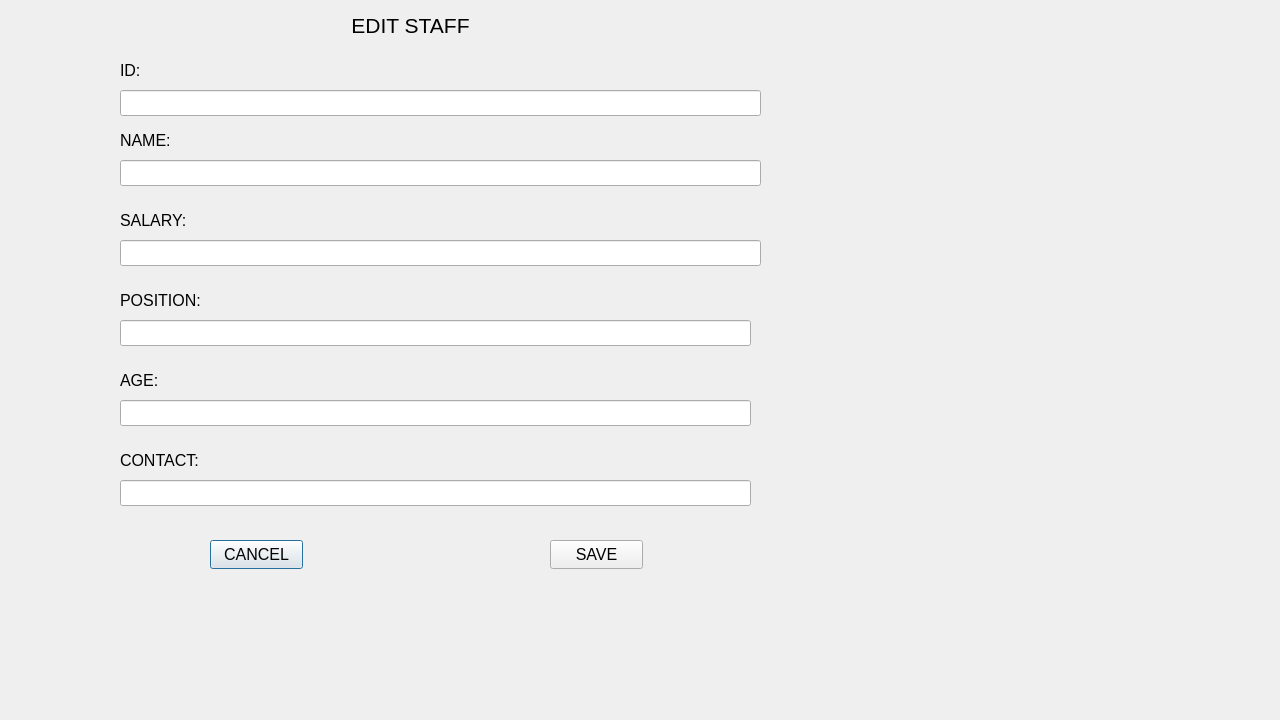
First picture: the form in RMS_qt/editstaff.ui, repository dev-pratik02/RMS, before the edit.
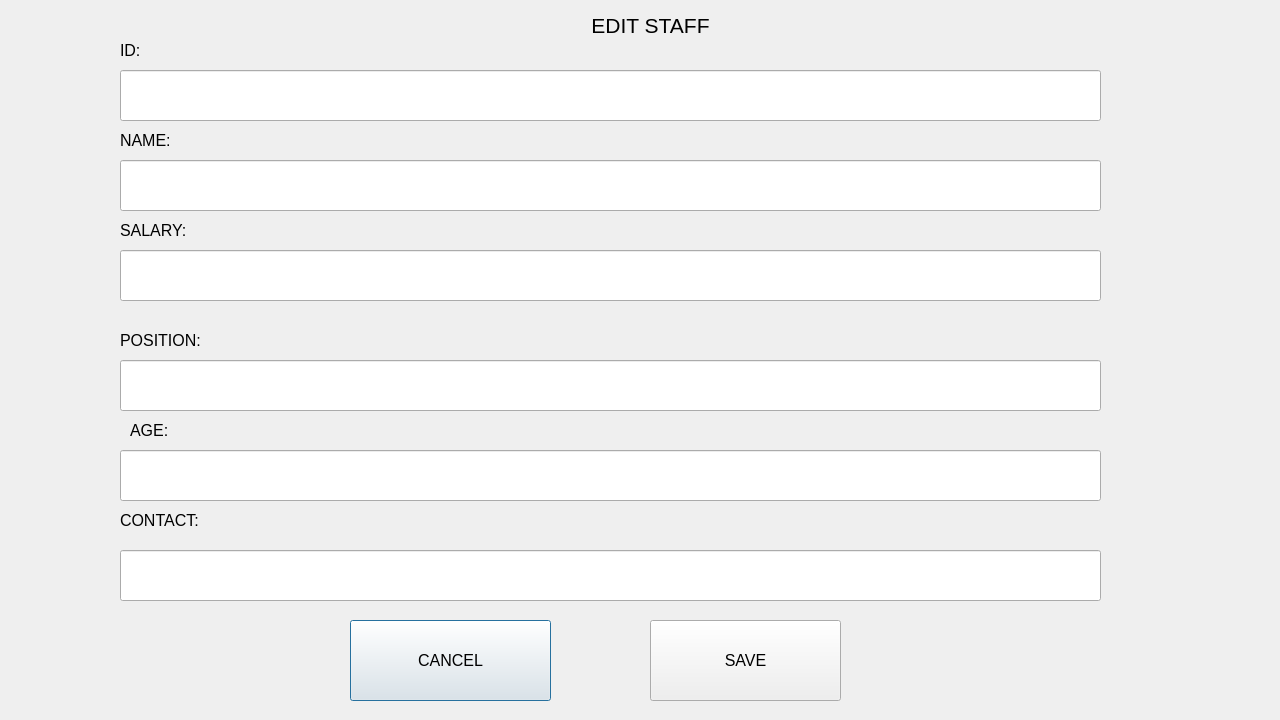
Second picture: the form after the edit.

```diff
--- a/RMS_qt/editstaff.ui
+++ b/RMS_qt/editstaff.ui
@@ -22,7 +22,7 @@
    <property name="geometry">
     <rect>
      <x>120</x>
-     <y>450</y>
+     <y>510</y>
      <width>171</width>
      <height>20</height>
     </rect>
@@ -62,10 +62,10 @@
   <widget class="QPushButton" name="CANCEL">
    <property name="geometry">
     <rect>
-     <x>210</x>
-     <y>540</y>
-     <width>93</width>
-     <height>29</height>
+     <x>350</x>
+     <y>620</y>
+     <width>201</width>
+     <height>81</height>
     </rect>
    </property>
    <property name="font">
@@ -84,27 +84,39 @@
    <property name="geometry">
     <rect>
      <x>120</x>
-     <y>480</y>
-     <width>631</width>
-     <height>26</height>
+     <y>550</y>
+     <width>981</width>
+     <height>51</height>
     </rect>
    </property>
+   <property name="font">
+    <font>
+     <family>Arial</family>
+     <pointsize>16</pointsize>
+    </font>
+   </property>
   </widget>
   <widget class="QLineEdit" name="input_id">
    <property name="geometry">
     <rect>
      <x>120</x>
-     <y>90</y>
-     <width>641</width>
-     <height>26</height>
+     <y>70</y>
+     <width>981</width>
+     <height>51</height>
     </rect>
    </property>
+   <property name="font">
+    <font>
+     <family>Arial</family>
+     <pointsize>16</pointsize>
+    </font>
+   </property>
   </widget>
   <widget class="QLabel" name="id">
    <property name="geometry">
     <rect>
      <x>120</x>
-     <y>60</y>
+     <y>40</y>
      <width>91</width>
      <height>21</height>
     </rect>
@@ -122,10 +134,10 @@
   <widget class="QPushButton" name="SAVE">
    <property name="geometry">
     <rect>
-     <x>550</x>
-     <y>540</y>
-     <width>93</width>
-     <height>29</height>
+     <x>650</x>
+     <y>620</y>
+     <width>191</width>
+     <height>81</height>
     </rect>
    </property>
    <property name="font">
@@ -145,17 +157,23 @@
     <rect>
      <x>120</x>
      <y>160</y>
-     <width>641</width>
-     <height>26</height>
+     <width>981</width>
+     <height>51</height>
     </rect>
    </property>
+   <property name="font">
+    <font>
+     <family>Arial</family>
+     <pointsize>16</pointsize>
+    </font>
+   </property>
   </widget>
   <widget class="QLabel" name="EDITSTAF">
    <property name="geometry">
     <rect>
-     <x>290</x>
+     <x>330</x>
      <y>10</y>
-     <width>241</width>
+     <width>641</width>
      <height>31</height>
     </rect>
    </property>
@@ -178,7 +196,7 @@
    <property name="geometry">
     <rect>
      <x>120</x>
-     <y>210</y>
+     <y>220</y>
      <width>111</width>
      <height>20</height>
     </rect>
@@ -197,15 +215,15 @@
    <property name="geometry">
     <rect>
      <x>120</x>
-     <y>400</y>
-     <width>631</width>
-     <height>26</height>
+     <y>450</y>
+     <width>981</width>
+     <height>51</height>
     </rect>
    </property>
    <property name="font">
     <font>
      <family>Arial</family>
-     <pointsize>12</pointsize>
+     <pointsize>16</pointsize>
     </font>
    </property>
   </widget>
@@ -213,15 +231,15 @@
    <property name="geometry">
     <rect>
      <x>120</x>
-     <y>240</y>
-     <width>641</width>
-     <height>26</height>
+     <y>250</y>
+     <width>981</width>
+     <height>51</height>
     </rect>
    </property>
    <property name="font">
     <font>
      <family>Arial</family>
-     <pointsize>12</pointsize>
+     <pointsize>16</pointsize>
     </font>
    </property>
   </widget>
@@ -229,7 +247,7 @@
    <property name="geometry">
     <rect>
      <x>120</x>
-     <y>290</y>
+     <y>330</y>
      <width>121</width>
      <height>20</height>
     </rect>
@@ -248,23 +266,24 @@
    <property name="geometry">
     <rect>
      <x>120</x>
-     <y>320</y>
-     <width>631</width>
-     <height>26</height>
+     <y>360</y>
+     <width>981</width>
+     <height>51</height>
     </rect>
    </property>
    <property name="font">
     <font>
      <family>Arial</family>
-     <pointsize>12</pointsize>
+     <pointsize>16</pointsize>
+     <bold>false</bold>
     </font>
    </property>
   </widget>
   <widget class="QLabel" name="age">
    <property name="geometry">
     <rect>
-     <x>120</x>
-     <y>370</y>
+     <x>130</x>
+     <y>420</y>
      <width>121</width>
      <height>20</height>
     </rect>
```
